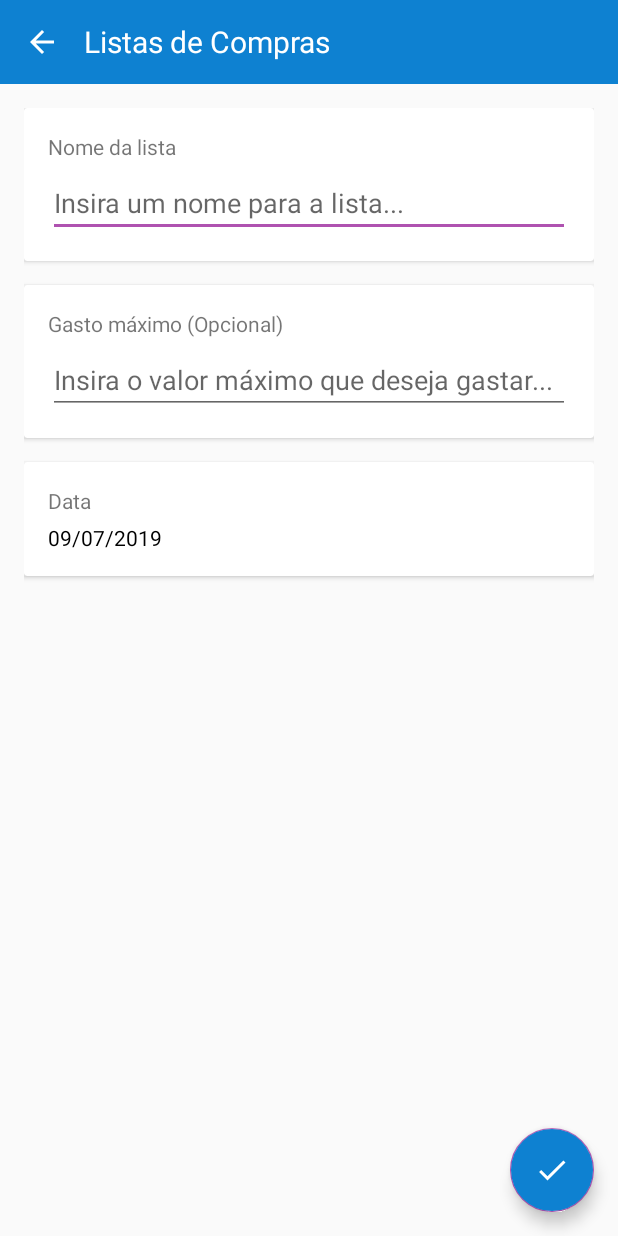
After one commit to eduardoazvd17/HelpMarket, an Android app: the NovaListaActivity screen opened directly, with no data from a screen before it, on a phone screen of 412 x 824 dp. The commit adds this screen. Run offline under Robolectric (Android 15) with nearby library versions, the phone set to English and light mode, and no system bars.

Commit message:
Navegação concluida, iniciando desenvolvimento da parte de listas de compras

```diff
--- a/app/src/main/AndroidManifest.xml
+++ b/app/src/main/AndroidManifest.xml
@@ -26,6 +26,7 @@
         <activity android:name=".GruposActivity"></activity>
         <activity android:name=".InformacoesActivity"></activity>
         <activity android:name=".ConfiguracoesActivity"></activity>
+        <activity android:name=".NovaListaActivity"></activity>
 
     </application>
 
--- a/app/src/main/java/br/net/helpmarket/ConfiguracoesActivity.java
+++ b/app/src/main/java/br/net/helpmarket/ConfiguracoesActivity.java
@@ -81,7 +81,7 @@ public class ConfiguracoesActivity extends AppCompatActivity implements Navigati
         if (drawerLayout.isDrawerOpen(GravityCompat.START)) {
             drawerLayout.closeDrawer(GravityCompat.START);
         } else {
-            return;
+            super.onBackPressed();
         }
     }
 }
--- a/app/src/main/java/br/net/helpmarket/GruposActivity.java
+++ b/app/src/main/java/br/net/helpmarket/GruposActivity.java
@@ -81,7 +81,7 @@ public class GruposActivity extends AppCompatActivity implements NavigationView.
         if (drawerLayout.isDrawerOpen(GravityCompat.START)) {
             drawerLayout.closeDrawer(GravityCompat.START);
         } else {
-            return;
+            super.onBackPressed();
         }
     }
 }
--- a/app/src/main/java/br/net/helpmarket/InformacoesActivity.java
+++ b/app/src/main/java/br/net/helpmarket/InformacoesActivity.java
@@ -81,7 +81,7 @@ public class InformacoesActivity extends AppCompatActivity implements Navigation
         if (drawerLayout.isDrawerOpen(GravityCompat.START)) {
             drawerLayout.closeDrawer(GravityCompat.START);
         } else {
-            return;
+            super.onBackPressed();
         }
     }
 }
--- /dev/null
+++ b/app/src/main/java/br/net/helpmarket/NovaListaActivity.java
@@ -0,0 +1,53 @@
+package br.net.helpmarket;
+
+import android.os.Bundle;
+import android.support.annotation.Nullable;
+import android.support.design.widget.FloatingActionButton;
+import android.support.v7.app.AppCompatActivity;
+import android.support.v7.widget.Toolbar;
+import android.view.View;
+import android.widget.EditText;
+import android.widget.ImageButton;
+import android.widget.TextView;
+
+import java.text.SimpleDateFormat;
+import java.util.Date;
+
+public class NovaListaActivity extends AppCompatActivity {
+
+    private Toolbar toolbar;
+    private EditText nome, gastoMaximo;
+    private TextView data;
+
+    @Override
+    protected void onCreate(@Nullable Bundle savedInstanceState) {
+        super.onCreate(savedInstanceState);
+        setContentView(R.layout.activity_novalista);
+
+        toolbar = findViewById(R.id.nl_toolbar);
+        setSupportActionBar(toolbar);
+        getSupportActionBar().setDisplayShowTitleEnabled(false);
+
+        nome = findViewById(R.id.nl_nome);
+        gastoMaximo = findViewById(R.id.nl_gastoMaximo);
+        data = findViewById(R.id.nl_data);
+
+        data.setText(new SimpleDateFormat("dd/MM/yyyy").format(new Date()));
+
+        FloatingActionButton salvarNovaLista = findViewById(R.id.salvarNovaLista);
+        salvarNovaLista.setOnClickListener(new View.OnClickListener() {
+            @Override
+            public void onClick(View v) {
+                //TODO: Salvar a lista.
+            }
+        });
+
+        ImageButton voltar = findViewById(R.id.nl_voltar);
+        voltar.setOnClickListener(new View.OnClickListener() {
+            @Override
+            public void onClick(View v) {
+                finish();
+            }
+        });
+    }
+}
--- a/app/src/main/res/drawable/add.xml
+++ b/app/src/main/res/drawable/add.xml
@@ -1,4 +1,5 @@
 <vector xmlns:android="http://schemas.android.com/apk/res/android"
+        android:tint="@color/colorWhite"
         android:width="24dp"
         android:height="24dp"
         android:viewportWidth="24.0"
--- /dev/null
+++ b/app/src/main/res/drawable/done.xml
@@ -0,0 +1,5 @@
+<vector android:height="24dp" android:tint="#FFFFFF"
+    android:viewportHeight="24.0" android:viewportWidth="24.0"
+    android:width="24dp" xmlns:android="http://schemas.android.com/apk/res/android">
+    <path android:fillColor="#FF000000" android:pathData="M9,16.2L4.8,12l-1.4,1.4L9,19 21,7l-1.4,-1.4L9,16.2z"/>
+</vector>
--- /dev/null
+++ b/app/src/main/res/layout/activity_novalista.xml
@@ -0,0 +1,151 @@
+<?xml version="1.0" encoding="utf-8"?>
+<android.support.design.widget.CoordinatorLayout
+    xmlns:android="http://schemas.android.com/apk/res/android" android:layout_width="match_parent"
+    android:layout_height="match_parent">
+
+    <LinearLayout
+        android:layout_width="match_parent"
+        android:layout_height="match_parent"
+        android:orientation="vertical">
+
+        <android.support.v7.widget.Toolbar
+            android:id="@+id/nl_toolbar"
+            android:layout_width="match_parent"
+            android:layout_height="wrap_content"
+            android:background="@color/colorPrimary">
+
+            <ImageButton
+                android:id="@+id/nl_voltar"
+                android:layout_width="wrap_content"
+                android:layout_height="wrap_content"
+                android:background="@drawable/back"
+                android:backgroundTint="@color/colorWhite"/>
+
+            <Space
+                android:layout_width="16dp"
+                android:layout_height="match_parent" />
+
+            <TextView
+                android:layout_width="wrap_content"
+                android:layout_height="wrap_content"
+                android:textSize="20dp"
+                android:textColor="@color/colorWhite"
+                android:text="Listas de Compras"/>
+
+        </android.support.v7.widget.Toolbar>
+
+        <LinearLayout
+            android:layout_width="match_parent"
+            android:layout_height="match_parent"
+            android:orientation="vertical"
+            android:padding="16dp">
+
+            <android.support.v7.widget.CardView
+                android:layout_width="match_parent"
+                android:layout_height="wrap_content">
+                <LinearLayout
+                    android:layout_width="match_parent"
+                    android:layout_height="match_parent"
+                    android:padding="16dp"
+                    android:orientation="vertical">
+
+                    <TextView
+                        android:layout_width="wrap_content"
+                        android:layout_height="wrap_content"
+                        android:text="Nome da lista"/>
+
+                    <Space
+                        android:layout_width="match_parent"
+                        android:layout_height="5dp" />
+
+                    <EditText
+                        android:id="@+id/nl_nome"
+                        android:maxEms="255"
+                        android:layout_width="match_parent"
+                        android:layout_height="wrap_content"
+                        android:inputType="textPersonName"
+                        android:textColor="@color/colorBlack"
+                        android:hint="Insira um nome para a lista..."/>
+
+                </LinearLayout>
+            </android.support.v7.widget.CardView>
+
+            <Space
+                android:layout_width="match_parent"
+                android:layout_height="16dp" />
+
+            <android.support.v7.widget.CardView
+                android:layout_width="match_parent"
+                android:layout_height="wrap_content">
+                <LinearLayout
+                    android:layout_width="match_parent"
+                    android:layout_height="match_parent"
+                    android:padding="16dp"
+                    android:orientation="vertical">
+
+                    <TextView
+                        android:layout_width="wrap_content"
+                        android:layout_height="wrap_content"
+                        android:text="Gasto máximo (Opcional)"/>
+
+                    <Space
+                        android:layout_width="match_parent"
+                        android:layout_height="5dp" />
+
+                    <EditText
+                        android:id="@+id/nl_gastoMaximo"
+                        android:textColor="@color/colorBlack"
+                        android:layout_width="match_parent"
+                        android:layout_height="wrap_content"
+                        android:inputType="numberDecimal"
+                        android:hint="Insira o valor máximo que deseja gastar..."/>
+
+                </LinearLayout>
+            </android.support.v7.widget.CardView>
+
+            <Space
+                android:layout_width="match_parent"
+                android:layout_height="16dp" />
+
+            <android.support.v7.widget.CardView
+                android:layout_width="match_parent"
+                android:layout_height="wrap_content">
+                <LinearLayout
+                    android:layout_width="match_parent"
+                    android:layout_height="match_parent"
+                    android:padding="16dp"
+                    android:orientation="vertical">
+
+                    <TextView
+                        android:layout_width="wrap_content"
+                        android:layout_height="wrap_content"
+                        android:text="Data"/>
+
+                    <Space
+                        android:layout_width="match_parent"
+                        android:layout_height="5dp" />
+
+                    <TextView
+                        android:id="@+id/nl_data"
+                        android:layout_width="wrap_content"
+                        android:layout_height="wrap_content"
+                        android:textColor="@color/colorBlack"
+                        android:text="dd/MM/yyyy"/>
+
+                </LinearLayout>
+            </android.support.v7.widget.CardView>
+
+        </LinearLayout>
+
+    </LinearLayout>
+
+    <android.support.design.widget.FloatingActionButton
+        android:id="@+id/salvarNovaLista"
+        android:backgroundTint="@color/colorPrimary"
+        android:layout_width="wrap_content"
+        android:layout_height="wrap_content"
+        android:src="@drawable/done"
+        android:layout_margin="16dp"
+        android:layout_gravity="bottom|end"/>
+
+</android.support.design.widget.CoordinatorLayout>
--- a/app/src/main/res/values/styles.xml
+++ b/app/src/main/res/values/styles.xml
@@ -6,7 +6,7 @@
         <item name="colorPrimary">@color/colorPrimary</item>
         <item name="colorPrimaryDark">@color/colorPrimaryDark</item>
         <item name="colorAccent">@color/colorAccent</item>
-        <item name="android:statusBarColor">@android:color/transparent</item>
+        <item name="android:statusBarColor">@color/colorBlack</item>
         <item name="android:navigationBarColor">@color/colorBlack</item>
         <item name="windowActionBar">false</item>
         <item name="windowNoTitle">true</item>
```
Also changed, not shown: app/src/main/java/br/net/helpmarket/ListaComprasActivity.java (+35 -1 lines), app/src/main/res/layout/conteudo_listacompras.xml (+19 -5 lines), app/src/main/res/layout/lc_item.xml (added, +84 -0 lines).
